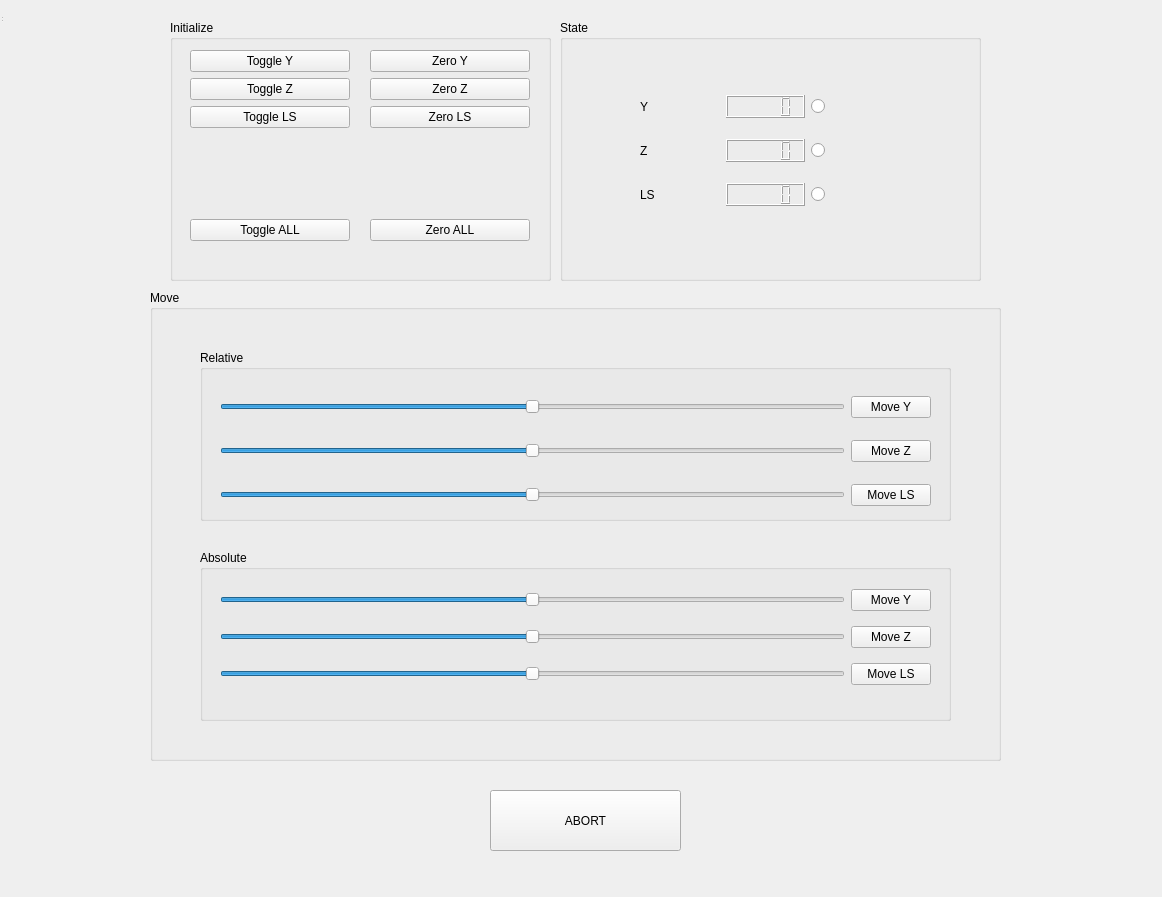
Old version of the form insertion_robot_rqt/resource/RobotControl.ui in the repository yera217/ros2_needle_insertion_experiment.
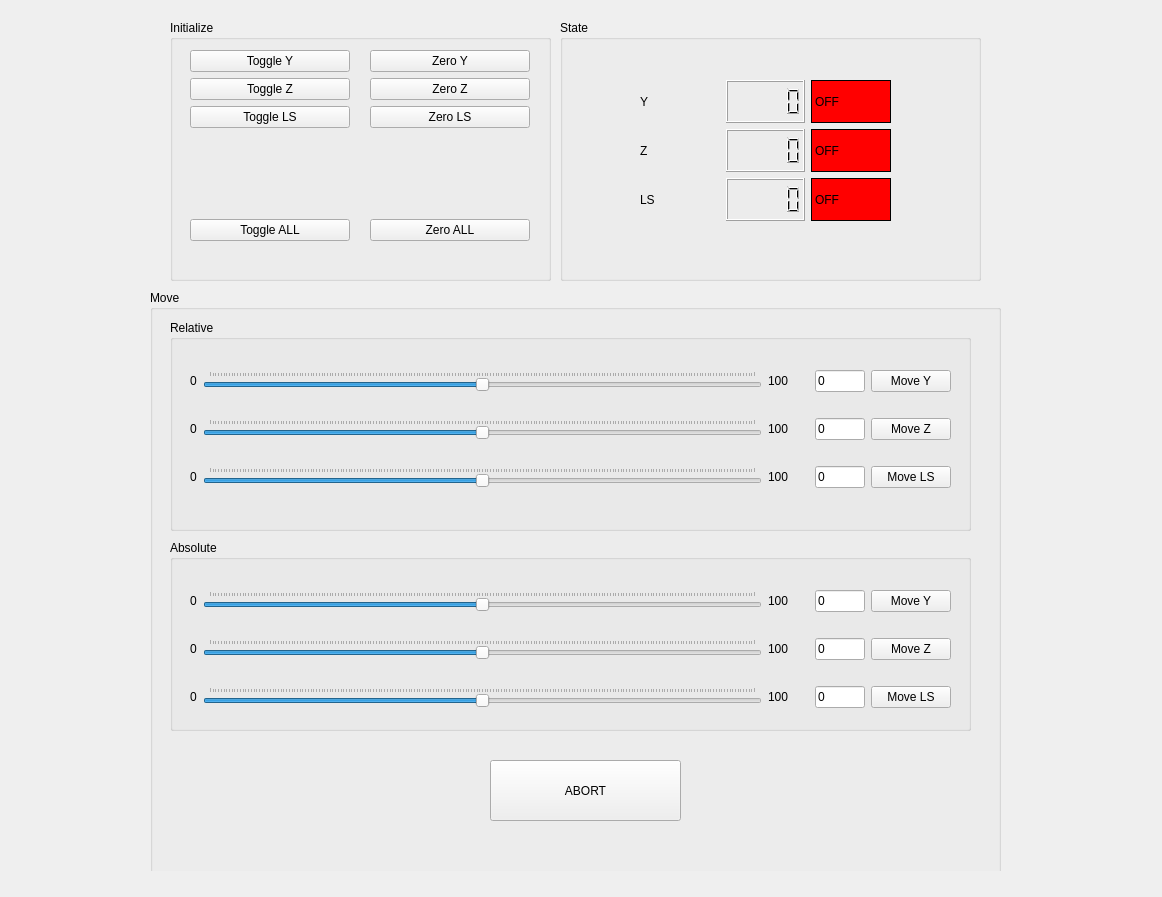
New version of the form.

Diff of the .ui file:
```diff
--- a/insertion_robot_rqt/resource/RobotControl.ui
+++ b/insertion_robot_rqt/resource/RobotControl.ui
@@ -206,41 +206,38 @@
        </widget>
       </item>
       <item row="0" column="2">
-       <widget class="QRadioButton" name="radioButton_Y">
+       <widget class="QLabel" name="label_stateY">
+        <property name="styleSheet">
+         <string notr="true">background-color: red;
+border:  1px solid black;</string>
+        </property>
         <property name="text">
-         <string/>
+         <string>OFF</string>
         </property>
-        <property name="checkable">
-         <bool>false</bool>
-        </property>
-        <property name="autoExclusive">
+        <property name="scaledContents">
          <bool>false</bool>
         </property>
        </widget>
       </item>
       <item row="1" column="2">
-       <widget class="QRadioButton" name="radioButton_Z">
+       <widget class="QLabel" name="label_stateZ">
+        <property name="styleSheet">
+         <string notr="true">background-color: red;
+border:  1px solid black;</string>
+        </property>
         <property name="text">
-         <string/>
-        </property>
-        <property name="checkable">
-         <bool>false</bool>
-        </property>
-        <property name="autoExclusive">
-         <bool>false</bool>
+         <string>OFF</string>
         </property>
        </widget>
       </item>
       <item row="2" column="2">
-       <widget class="QRadioButton" name="radioButton_LS">
+       <widget class="QLabel" name="label_statLS">
+        <property name="styleSheet">
+         <string notr="true">background-color: red;
+border:  1px solid black;</string>
+        </property>
         <property name="text">
-         <string/>
-        </property>
-        <property name="checkable">
-         <bool>false</bool>
-        </property>
-        <property name="autoExclusive">
-         <bool>false</bool>
+         <string>OFF</string>
         </property>
        </widget>
       </item>
@@ -253,7 +250,7 @@
       <x>150</x>
       <y>290</y>
       <width>851</width>
-      <height>471</height>
+      <height>591</height>
      </rect>
     </property>
     <property name="title">
@@ -262,10 +259,10 @@
     <widget class="QGroupBox" name="groupBox_relMove">
      <property name="geometry">
       <rect>
-       <x>50</x>
-       <y>60</y>
-       <width>751</width>
-       <height>171</height>
+       <x>20</x>
+       <y>30</y>
+       <width>801</width>
+       <height>211</height>
       </rect>
      </property>
      <property name="title">
@@ -276,12 +273,12 @@
        <rect>
         <x>20</x>
         <y>30</y>
-        <width>711</width>
-        <height>142</height>
+        <width>761</width>
+        <height>158</height>
        </rect>
       </property>
-      <layout class="QGridLayout" name="gridLayout_2">
-       <item row="0" column="1">
+      <layout class="QGridLayout" name="gridLayout_2" rowstretch="0,0,0,0">
+       <item row="0" column="6">
         <widget class="QPushButton" name="pushButton_relMoveY">
          <property name="text">
           <string>Move Y</string>
@@ -289,13 +286,6 @@
         </widget>
        </item>
        <item row="2" column="1">
-        <widget class="QPushButton" name="pushButton_relMoveLS">
-         <property name="text">
-          <string>Move LS</string>
-         </property>
-        </widget>
-       </item>
-       <item row="1" column="0">
         <widget class="QSlider" name="horizontalSlider_relMoveZ">
          <property name="minimum">
           <number>-100</number>
@@ -306,22 +296,72 @@
          <property name="orientation">
           <enum>Qt::Horizontal</enum>
          </property>
+         <property name="tickPosition">
+          <enum>QSlider::TicksAbove</enum>
+         </property>
         </widget>
        </item>
        <item row="2" column="0">
-        <widget class="QSlider" name="horizontalSlider_relMoveLS">
-         <property name="minimum">
-          <number>-100</number>
+        <widget class="QLabel" name="label_relMoveZ_min">
+         <property name="text">
+          <string>0</string>
          </property>
-         <property name="maximum">
-          <number>100</number>
+        </widget>
+       </item>
+       <item row="2" column="4">
+        <spacer name="horizontalSpacer_2">
+         <property name="orientation">
+          <enum>Qt::Horizontal</enum>
          </property>
+         <property name="sizeType">
+          <enum>QSizePolicy::Fixed</enum>
+         </property>
+         <property name="sizeHint" stdset="0">
+          <size>
+           <width>20</width>
+           <height>20</height>
+          </size>
+         </property>
+        </spacer>
+       </item>
+       <item row="3" column="3">
+        <widget class="QLabel" name="label_relMoveLS_max">
+         <property name="text">
+          <string>100</string>
+         </property>
+        </widget>
+       </item>
+       <item row="3" column="4">
+        <spacer name="horizontalSpacer_3">
          <property name="orientation">
           <enum>Qt::Horizontal</enum>
          </property>
+         <property name="sizeType">
+          <enum>QSizePolicy::Fixed</enum>
+         </property>
+         <property name="sizeHint" stdset="0">
+          <size>
+           <width>20</width>
+           <height>20</height>
+          </size>
+         </property>
+        </spacer>
+       </item>
+       <item row="3" column="0">
+        <widget class="QLabel" name="label_relMoveLS_min">
+         <property name="text">
+          <string>0</string>
+         </property>
         </widget>
        </item>
-       <item row="1" column="1">
+       <item row="3" column="6">
+        <widget class="QPushButton" name="pushButton_relMoveLS">
+         <property name="text">
+          <string>Move LS</string>
+         </property>
+        </widget>
+       </item>
+       <item row="2" column="6">
         <widget class="QPushButton" name="pushButton_relMoveZ">
          <property name="text">
           <string>Move Z</string>
@@ -329,7 +369,66 @@
         </widget>
        </item>
        <item row="0" column="0">
+        <widget class="QLabel" name="label_relMoveY_min">
+         <property name="text">
+          <string>0</string>
+         </property>
+        </widget>
+       </item>
+       <item row="2" column="3">
+        <widget class="QLabel" name="label_relMoveZ_max">
+         <property name="text">
+          <string>100</string>
+         </property>
+        </widget>
+       </item>
+       <item row="0" column="3">
+        <widget class="QLabel" name="label_relMoveY_max">
+         <property name="text">
+          <string>100</string>
+         </property>
+        </widget>
+       </item>
+       <item row="0" column="4">
+        <spacer name="horizontalSpacer">
+         <property name="orientation">
+          <enum>Qt::Horizontal</enum>
+         </property>
+         <property name="sizeType">
+          <enum>QSizePolicy::Fixed</enum>
+         </property>
+         <property name="sizeHint" stdset="0">
+          <size>
+           <width>20</width>
+           <height>20</height>
+          </size>
+         </property>
+        </spacer>
+       </item>
+       <item row="3" column="1">
+        <widget class="QSlider" name="horizontalSlider_relMoveLS">
+         <property name="minimum">
+          <number>-100</number>
+         </property>
+         <property name="maximum">
+          <number>100</number>
+         </property>
+         <property name="orientation">
+          <enum>Qt::Horizontal</enum>
+         </property>
+         <property name="tickPosition">
+          <enum>QSlider::TicksAbove</enum>
+         </property>
+        </widget>
+       </item>
+       <item row="0" column="1">
         <widget class="QSlider" name="horizontalSlider_relMoveY">
+         <property name="tabletTracking">
+          <bool>false</bool>
+         </property>
+         <property name="autoFillBackground">
+          <bool>false</bool>
+         </property>
          <property name="minimum">
           <number>-100</number>
          </property>
@@ -346,7 +445,46 @@
           <bool>false</bool>
          </property>
          <property name="tickPosition">
-          <enum>QSlider::NoTicks</enum>
+          <enum>QSlider::TicksAbove</enum>
+         </property>
+        </widget>
+       </item>
+       <item row="0" column="5">
+        <widget class="QLineEdit" name="lineedit_relMoveY">
+         <property name="maximumSize">
+          <size>
+           <width>50</width>
+           <height>16777215</height>
+          </size>
+         </property>
+         <property name="text">
+          <string>0</string>
+         </property>
+        </widget>
+       </item>
+       <item row="2" column="5">
+        <widget class="QLineEdit" name="lineedit_relMoveZ">
+         <property name="maximumSize">
+          <size>
+           <width>50</width>
+           <height>16777215</height>
+          </size>
+         </property>
+         <property name="text">
+          <string>0</string>
+         </property>
+        </widget>
+       </item>
+       <item row="3" column="5">
+        <widget class="QLineEdit" name="lineedit_relMoveLS">
+         <property name="maximumSize">
+          <size>
+           <width>50</width>
+           <height>16777215</height>
+          </size>
+         </property>
+         <property name="text">
+          <string>0</string>
          </property>
         </widget>
        </item>
@@ -356,10 +494,10 @@
     <widget class="QGroupBox" name="groupBox_absMove">
      <property name="geometry">
       <rect>
-       <x>50</x>
-       <y>260</y>
-       <width>751</width>
-       <height>171</height>
+       <x>20</x>
+       <y>250</y>
+       <width>801</width>
+       <height>191</height>
       </rect>
      </property>
      <property name="title">
@@ -370,33 +508,28 @@
        <rect>
         <x>20</x>
         <y>30</y>
-        <width>711</width>
-        <height>116</height>
+        <width>761</width>
+        <height>158</height>
        </rect>
       </property>
       <layout class="QGridLayout" name="gridLayout_3">
-       <item row="2" column="1">
-        <widget class="QPushButton" name="pushButton_absMoveLS">
-         <property name="text">
-          <string>Move LS</string>
+       <item row="0" column="3">
+        <spacer name="horizontalSpacer_4">
+         <property name="orientation">
+          <enum>Qt::Horizontal</enum>
          </property>
-        </widget>
+         <property name="sizeType">
+          <enum>QSizePolicy::Fixed</enum>
+         </property>
+         <property name="sizeHint" stdset="0">
+          <size>
+           <width>20</width>
+           <height>20</height>
+          </size>
+         </property>
+        </spacer>
        </item>
        <item row="0" column="1">
-        <widget class="QPushButton" name="pushButton_absMoveY">
-         <property name="text">
-          <string>Move Y</string>
-         </property>
-        </widget>
-       </item>
-       <item row="1" column="1">
-        <widget class="QPushButton" name="pushButton_absMoveZ">
-         <property name="text">
-          <string>Move Z</string>
-         </property>
-        </widget>
-       </item>
-       <item row="0" column="0">
         <widget class="QSlider" name="horizontalSlider_absMoveY">
          <property name="mouseTracking">
           <bool>true</bool>
@@ -410,9 +543,26 @@
          <property name="orientation">
           <enum>Qt::Horizontal</enum>
          </property>
+         <property name="tickPosition">
+          <enum>QSlider::TicksAbove</enum>
+         </property>
         </widget>
        </item>
-       <item row="1" column="0">
+       <item row="2" column="0">
+        <widget class="QLabel" name="label_absMoveLS_min">
+         <property name="text">
+          <string>0</string>
+         </property>
+        </widget>
+       </item>
+       <item row="2" column="2">
+        <widget class="QLabel" name="label_absMoveLS_max">
+         <property name="text">
+          <string>100</string>
+         </property>
+        </widget>
+       </item>
+       <item row="1" column="1">
         <widget class="QSlider" name="horizontalSlider_absMoveZ">
          <property name="minimum">
           <number>-100</number>
@@ -423,9 +573,79 @@
          <property name="orientation">
           <enum>Qt::Horizontal</enum>
          </property>
+         <property name="tickPosition">
+          <enum>QSlider::TicksAbove</enum>
+         </property>
         </widget>
        </item>
-       <item row="2" column="0">
+       <item row="2" column="3">
+        <spacer name="horizontalSpacer_6">
+         <property name="orientation">
+          <enum>Qt::Horizontal</enum>
+         </property>
+         <property name="sizeType">
+          <enum>QSizePolicy::Fixed</enum>
+         </property>
+         <property name="sizeHint" stdset="0">
+          <size>
+           <width>20</width>
+           <height>20</height>
+          </size>
+         </property>
+        </spacer>
+       </item>
+       <item row="2" column="5">
+        <widget class="QPushButton" name="pushButton_absMoveLS">
+         <property name="text">
+          <string>Move LS</string>
+         </property>
+        </widget>
+       </item>
+       <item row="1" column="3">
+        <spacer name="horizontalSpacer_5">
+         <property name="orientation">
+          <enum>Qt::Horizontal</enum>
+         </property>
+         <property name="sizeType">
+          <enum>QSizePolicy::Fixed</enum>
+         </property>
+         <property name="sizeHint" stdset="0">
+          <size>
+           <width>20</width>
+           <height>20</height>
+          </size>
+         </property>
+        </spacer>
+       </item>
+       <item row="1" column="5">
+        <widget class="QPushButton" name="pushButton_absMoveZ">
+         <property name="text">
+          <string>Move Z</string>
+         </property>
+        </widget>
+       </item>
+       <item row="0" column="0">
+        <widget class="QLabel" name="label_absMoveY_min">
+         <property name="text">
+          <string>0</string>
+         </property>
+        </widget>
+       </item>
+       <item row="0" column="2">
+        <widget class="QLabel" name="label_absMoveY_max">
+         <property name="text">
+          <string>100</string>
+         </property>
+        </widget>
+       </item>
+       <item row="0" column="5">
+        <widget class="QPushButton" name="pushButton_absMoveY">
+         <property name="text">
+          <string>Move Y</string>
+         </property>
+        </widget>
+       </item>
+       <item row="2" column="1">
         <widget class="QSlider" name="horizontalSlider_absMoveLS">
          <property name="minimum">
           <number>-100</number>
@@ -436,35 +656,81 @@
          <property name="orientation">
           <enum>Qt::Horizontal</enum>
          </property>
+         <property name="tickPosition">
+          <enum>QSlider::TicksAbove</enum>
+         </property>
+        </widget>
+       </item>
+       <item row="1" column="0">
+        <widget class="QLabel" name="label_absMoveZ_min">
+         <property name="text">
+          <string>0</string>
+         </property>
+        </widget>
+       </item>
+       <item row="1" column="2">
+        <widget class="QLabel" name="label_absMoveZ_max">
+         <property name="text">
+          <string>100</string>
+         </property>
+        </widget>
+       </item>
+       <item row="0" column="4">
+        <widget class="QLineEdit" name="lineedit_absMoveY">
+         <property name="maximumSize">
+          <size>
+           <width>50</width>
+           <height>16777215</height>
+          </size>
+         </property>
+         <property name="text">
+          <string>0</string>
+         </property>
+        </widget>
+       </item>
+       <item row="1" column="4">
+        <widget class="QLineEdit" name="lineedit_absMoveZ">
+         <property name="maximumSize">
+          <size>
+           <width>50</width>
+           <height>16777215</height>
+          </size>
+         </property>
+         <property name="text">
+          <string>0</string>
+         </property>
+        </widget>
+       </item>
+       <item row="2" column="4">
+        <widget class="QLineEdit" name="lineedit_absMoveLS">
+         <property name="maximumSize">
+          <size>
+           <width>50</width>
+           <height>16777215</height>
+          </size>
+         </property>
+         <property name="text">
+          <string>0</string>
+         </property>
         </widget>
        </item>
       </layout>
      </widget>
     </widget>
+    <widget class="QPushButton" name="pushButton_abort">
+     <property name="geometry">
+      <rect>
+       <x>340</x>
+       <y>470</y>
+       <width>191</width>
+       <height>61</height>
+      </rect>
+     </property>
+     <property name="text">
+      <string>ABORT</string>
+     </property>
+    </widget>
    </widget>
-   <widget class="QPushButton" name="pushButton_abort">
-    <property name="geometry">
-     <rect>
-      <x>490</x>
-      <y>790</y>
-      <width>191</width>
-      <height>61</height>
-     </rect>
-    </property>
-    <property name="text">
-     <string>ABORT</string>
-    </property>
-   </widget>
-  </widget>
-  <widget class="QStatusBar" name="statusbar">
-   <property name="geometry">
-    <rect>
-     <x>0</x>
-     <y>0</y>
-     <width>3</width>
-     <height>23</height>
-    </rect>
-   </property>
   </widget>
  </widget>
  <resources/>
```
Left out of the diff: 32 changed lines with no effect on the pictures.
